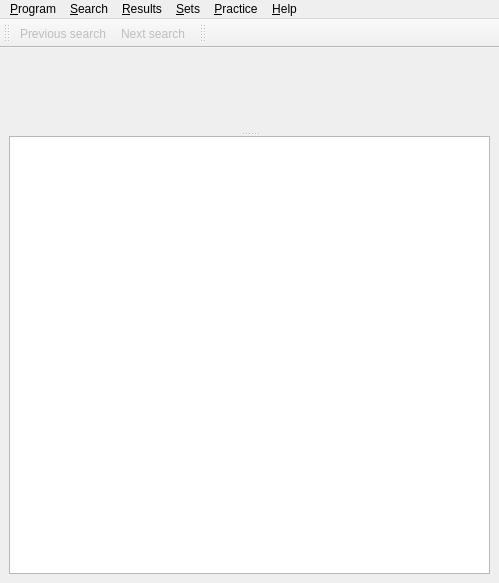
Qt form src/gui/MainWindow.ui (Gnurou/tagainijisho) before a commit.
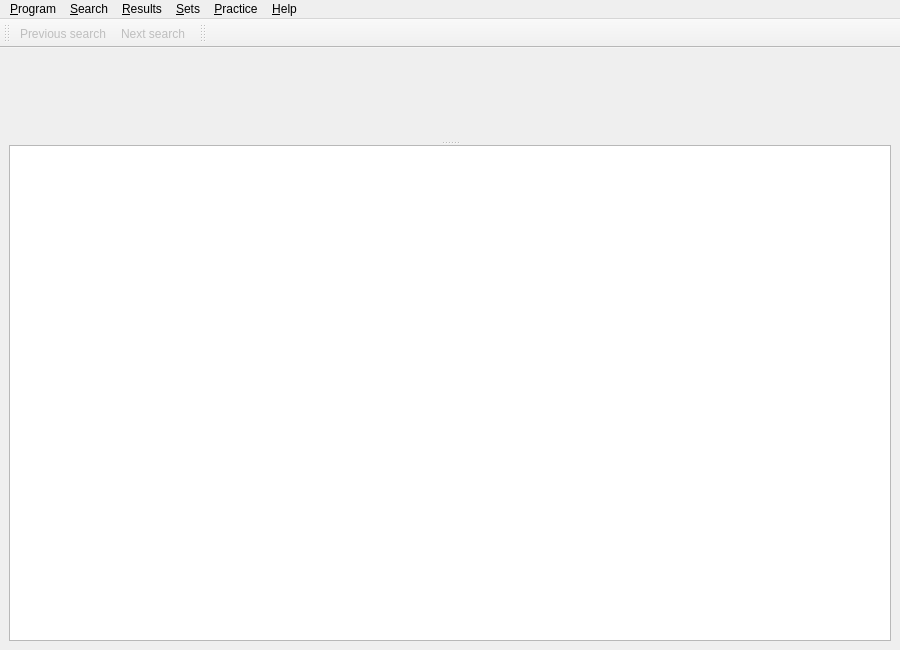
The same form after that commit. Icons and pictures are not drawn. Custom widgets are drawn as their Qt base class.

Commit message: Fixed initial main window layout

Diff of the .ui file:
```diff
--- a/src/gui/MainWindow.ui
+++ b/src/gui/MainWindow.ui
@@ -6,8 +6,8 @@
    <rect>
     <x>0</x>
     <y>0</y>
-    <width>499</width>
-    <height>583</height>
+    <width>900</width>
+    <height>650</height>
    </rect>
   </property>
   <property name="windowTitle">
@@ -30,14 +30,7 @@
       <property name="orientation">
        <enum>Qt::Vertical</enum>
       </property>
-      <widget class="ResultsViewWidget" name="_resultsView" native="true">
-       <property name="sizePolicy">
-        <sizepolicy hsizetype="Preferred" vsizetype="MinimumExpanding">
-         <horstretch>0</horstretch>
-         <verstretch>0</verstretch>
-        </sizepolicy>
-       </property>
-      </widget>
+      <widget class="ResultsViewWidget" name="_resultsView" native="true"/>
       <widget class="ToolBarDetailedView" name="_detailedView"/>
      </widget>
     </item>
@@ -48,7 +41,7 @@
     <rect>
      <x>0</x>
      <y>0</y>
-     <width>499</width>
+     <width>900</width>
      <height>21</height>
     </rect>
    </property>
```
The commit also changes 2 other files.
